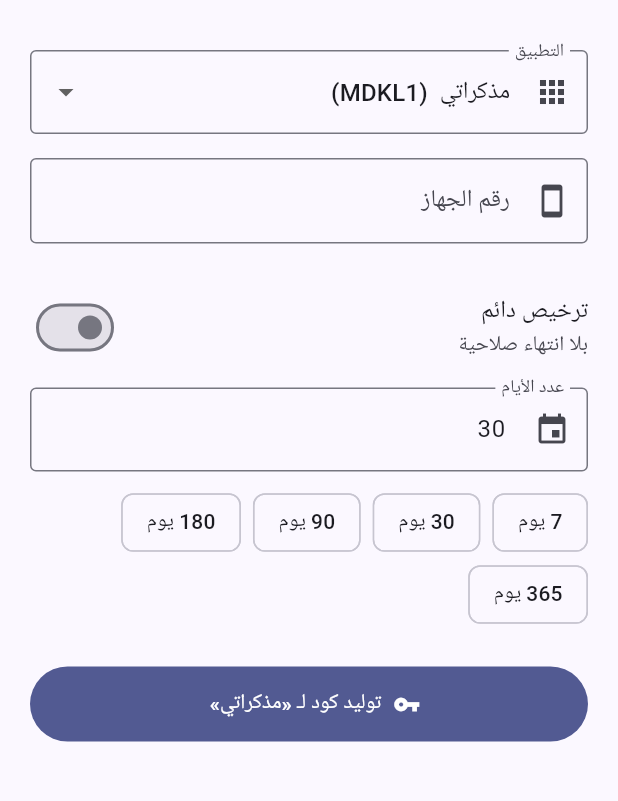
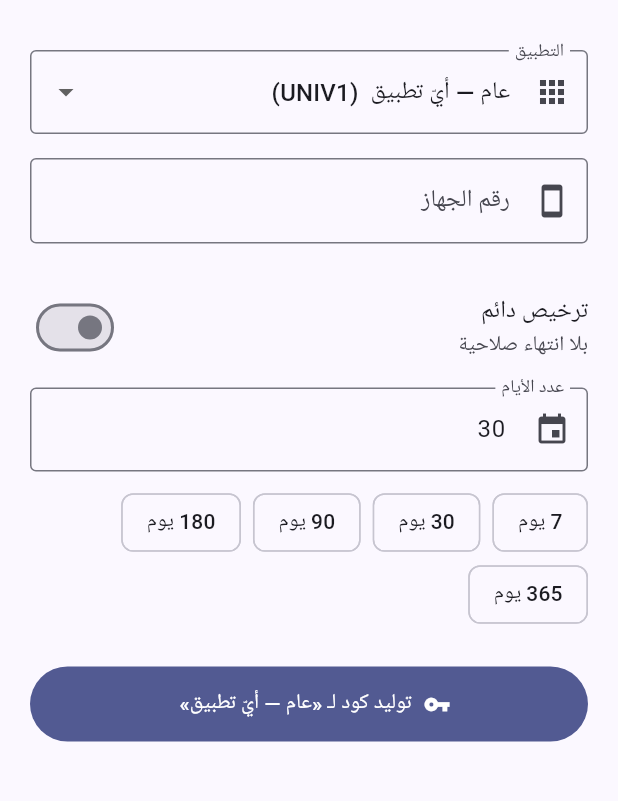
Before and after one commit to alaoufi/alaoufi_notes, a Flutter app: the screen it shows after launch, on a phone screen of 412 x 824 dp, the part 64-865 px from its top. Run offline on Flutter 3.47's test engine with Material 3 defaults, Android fonts, the phone set to English and light mode, and no system bars; our stand-ins replace audioplayers, device_info_plus, dynamic_color, file_picker, flutter_colorpicker, flutter_local_notifications and 15 more; missing offline and left inert: android_id, cryptography, encrypt, extension_google_sign_in_as_googleapis_auth, flutter_quill, googleapis and 2 more; accounts and stored records are empty; project files that could hold a hidden picture were left out.

Commit message:
النظام العالميّ: مفتاح واحد (UNIV1) لأيّ تطبيق + دليل المطوّر
- المولّد: إضافة ملفّ «عام — أيّ تطبيق» (افتراضيّ) ببذرة master مدمجة وبادئة UNIV1،
  فيكفي إدخال رقم الجهاز والمدّة بلا تخصيص لكلّ تطبيق.
- UNIVERSAL_LICENSE_GUIDE.md: قالب license_service.dart جاهز (المفتاح العامّ
  العالميّ + UNIV1 + ملح معرّف موحّد alaoufi:)، شرط «كود واحد لكلّ التطبيقات»
  (توقيع موحّد)، آلية المدّة، نسخة الويب، ومتجهات اختبار.

المفتاح العامّ العالميّ: 0JXPjbbPjczfYbYxl+jy1vOVcsEJT+CPbUIQgXNCStU=

Co-Authored-By: Claude Fable 5 <noreply@anthropic.com>
Claude-Session: https://claude.ai/code/session_01EgFDkQ7WC3S16HHMbyH5e4

```diff
--- a/keygen/_src/lib/main.dart
+++ b/keygen/_src/lib/main.dart
@@ -30,8 +30,15 @@ class AppDef {
 const _marahSeedHex =
     '38beeb3667847dc80f248da1960f0bd7ac6484afa048ff641978119991a4d470';
 
+// بذرة المفتاح العالميّ (master) — لأيّ تطبيق يضع مفتاحه العامّ وبادئة UNIV1.
+const _universalSeedHex =
+    '21200553e66913ea203a7b6f9a8d52a3e09fda7e76cd58353e66b750f79b2de9';
+
 // قائمة التطبيقات المتاحة في المولّد. أضِف تطبيقًا جديدًا بإضافة سطر هنا.
+// «عام» أوّلًا (الافتراضي): مفتاح واحد يصلح لأيّ تطبيق يتبع القاعدة (UNIV1).
 const List<AppDef> _appDefs = [
+  AppDef('universal', 'عام — أيّ تطبيق', 'UNIV1',
+      '0JXPjbbPjczfYbYxl+jy1vOVcsEJT+CPbUIQgXNCStU=', _universalSeedHex),
   AppDef('mudhakkarati', 'مذكراتي', 'MDKL1',
       'Wu3tven4KhEEuNqUNLatFTLljCgjFnJXtFc3QHYlhk8='),
   AppDef('marah', 'مراح', 'MRHL1',
```
Also changed, not shown: 1 other file.
